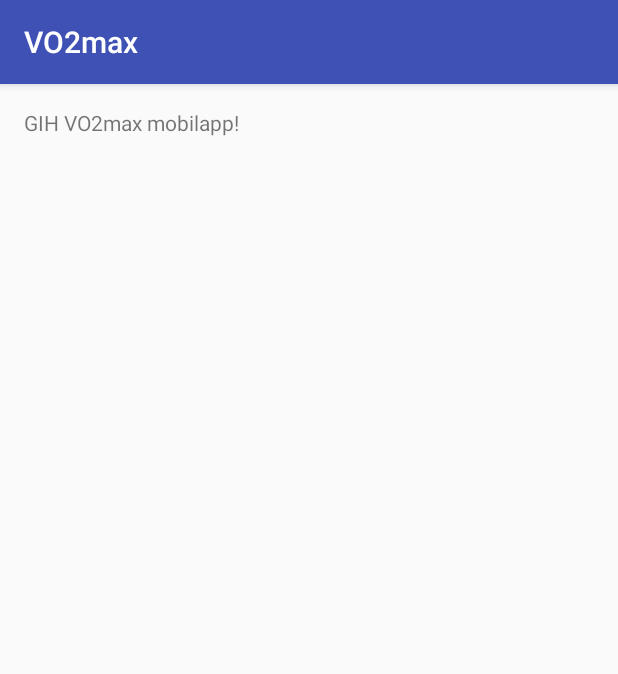
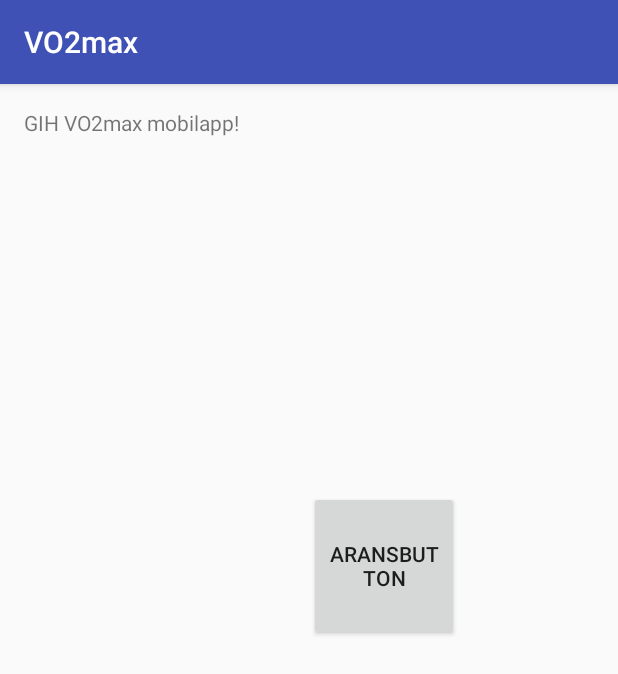
Before and after one commit to emahus91/VO2max, an Android app: the screen it shows after launch (MainActivity), on a phone screen of 412 x 824 dp. Shown: the top 674 px of the screen. Run offline under Robolectric (Android 15) with nearby library versions, the phone set to English and light mode, and no system bars.

Commit message:
Made a new button

```diff
--- a/app/src/main/res/layout/activity_main.xml
+++ b/app/src/main/res/layout/activity_main.xml
@@ -12,5 +12,16 @@
     <TextView
         android:layout_width="wrap_content"
         android:layout_height="wrap_content"
-        android:text="@string/greeting" />
+        android:text="@string/greeting"
+        android:id="@+id/textView" />
+
+    <Button
+        android:text="@string/aransbutton"
+        android:layout_width="100dp"
+        android:layout_height="100dp"
+        android:layout_below="@+id/textView"
+        android:layout_alignParentEnd="true"
+        android:layout_marginEnd="90dp"
+        android:layout_marginTop="236dp"
+        android:id="@+id/button" />
 </RelativeLayout>
--- a/app/src/main/res/values/strings.xml
+++ b/app/src/main/res/values/strings.xml
@@ -1,4 +1,5 @@
 <resources>
     <string name="app_name">VO2max</string>
     <string name="greeting">GIH VO2max mobilapp!</string>
+    <string name="aransbutton">Aransbutton</string>
 </resources>
```
